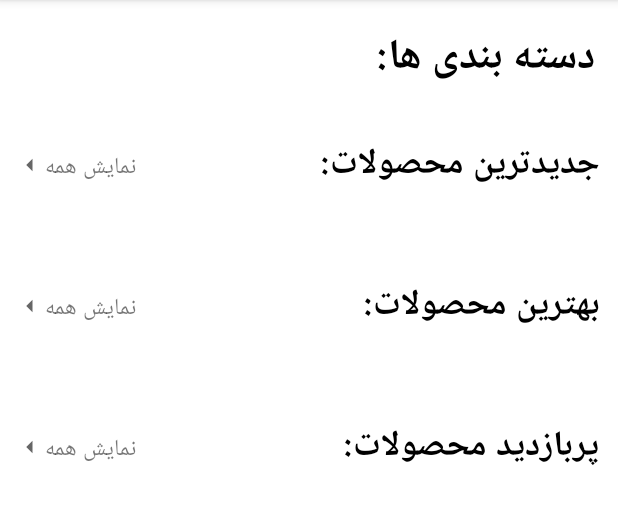
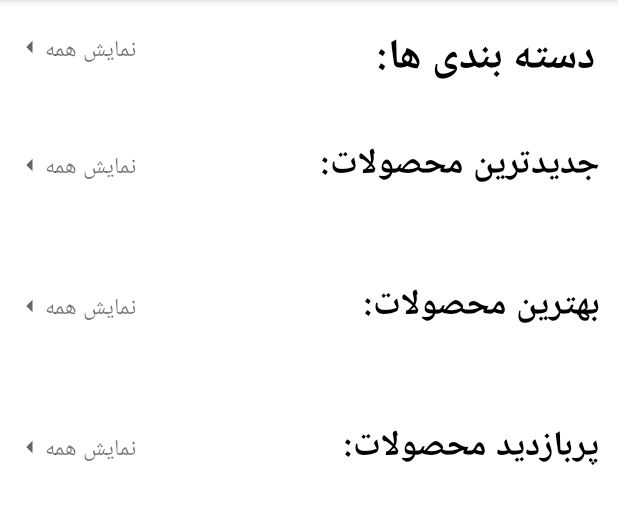
Before and after one commit to ghazal18/GhazalAlikhani_FAINAL_maktab68, an Android app: the screen it shows after launch (MainActivity), on a phone screen of 412 x 824 dp, the part 84-608 px from its top. Run offline under Robolectric (Android 15) with nearby library versions, the phone set to English and light mode, and no system bars; our stand-ins replace Dagger/Hilt's generated code, data binding; pictures from the network do not load; 2 statements that could not run were skipped.

Commit message:
add show all for category

```diff
--- a/app/src/main/java/com/example/myapplication/ui/MainFragment.kt
+++ b/app/src/main/java/com/example/myapplication/ui/MainFragment.kt
@@ -98,7 +98,7 @@ class MainFragment : Fragment() {
             val action = MainFragmentDirections.actionMainFragmentToShowAllFragment("popular")
             findNavController().navigate(action)
         }
-        binding.textViewCategory.setOnClickListener {
+        binding.showAllcategory.setOnClickListener {
             findNavController().navigate(R.id.action_mainFragment_to_categoriesFragment)
         }
         viewModel.connectionStatus.observe(viewLifecycleOwner){
--- a/app/src/main/res/layout/fragment_details.xml
+++ b/app/src/main/res/layout/fragment_details.xml
@@ -200,7 +200,8 @@
                         android:layout_height="wrap_content"
                         android:layout_margin="12dp"
                         android:text="@{product.description}"
-                        android:textSize="18sp" />
+                        android:textSize="18sp"
+                        android:textColor="@color/darkGray2"/>
 
                 </LinearLayout>
             </androidx.cardview.widget.CardView>
--- a/app/src/main/res/layout/fragment_main.xml
+++ b/app/src/main/res/layout/fragment_main.xml
@@ -18,6 +18,28 @@
             android:layout_height="match_parent"
             android:orientation="vertical">
 
+            <LinearLayout
+                android:layout_width="match_parent"
+                android:layout_height="wrap_content"
+                android:orientation="horizontal">
+
+                <ImageView
+                    android:layout_width="20dp"
+                    android:layout_height="20dp"
+                    android:layout_marginStart="10dp"
+                    android:layout_marginTop="21dp"
+                    android:clickable="true"
+                    android:src="@drawable/ic_baseline_arrow_left_24" />
+
+                <TextView
+                    android:layout_width="wrap_content"
+                    android:layout_height="30dp"
+                    android:layout_marginTop="7dp"
+                    android:clickable="true"
+                    android:text="نمایش همه"
+                    android:id="@+id/showAllcategory"
+                    android:textSize="15sp" />
+
                 <TextView
                     android:id="@+id/textViewCategory"
                     android:layout_width="match_parent"
@@ -27,6 +49,8 @@
                     android:textColor="@color/black"
                     android:textSize="28sp"
                     android:textStyle="bold" />
+
+            </LinearLayout>
 
             <androidx.recyclerview.widget.RecyclerView
                 android:id="@+id/categoryRecyclerView"
--- a/app/src/main/res/values/colors.xml
+++ b/app/src/main/res/values/colors.xml
@@ -10,6 +10,7 @@
     <color name="gray">#DFDCDC</color>
     <color name="slowGray">#ECEBEB</color>
     <color name="darkGray">#979595</color>
+    <color name="darkGray2">#474747</color>
     <color name="orange">#FFE082</color>
     <color name="pink">#FAD6E8</color>
     <color name="yellow">#FFCA28</color>
```
Lines whose indentation alone changed are shown as unchanged.
